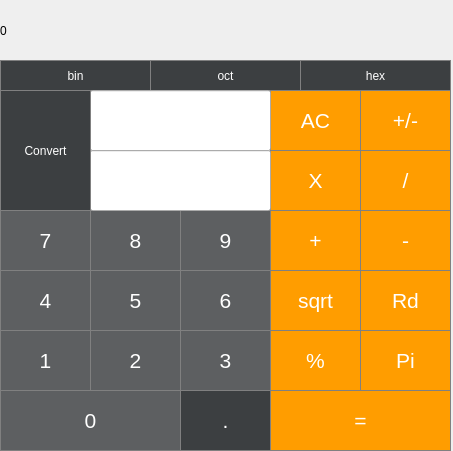
Above: CalcMain.ui from Vad081/CalcProg before the change. Below: the same form after it.
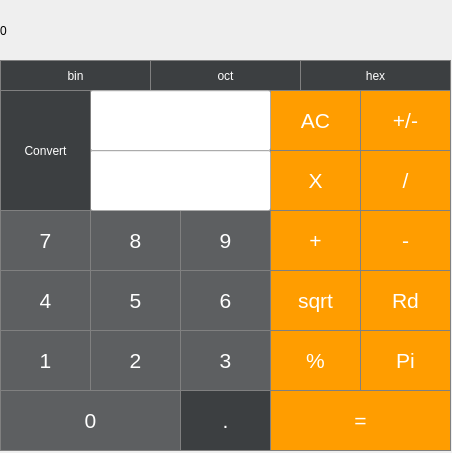
That is the form after the change.

The edit to the form file:
```diff
--- a/CalcMain.ui
+++ b/CalcMain.ui
@@ -6,10 +6,22 @@
    <rect>
     <x>0</x>
     <y>0</y>
-    <width>453</width>
-    <height>451</height>
+    <width>452</width>
+    <height>453</height>
    </rect>
   </property>
+  <property name="minimumSize">
+   <size>
+    <width>452</width>
+    <height>453</height>
+   </size>
+  </property>
+  <property name="maximumSize">
+   <size>
+    <width>452</width>
+    <height>453</height>
+   </size>
+  </property>
   <property name="windowTitle">
    <string>Calculator</string>
   </property>
```
